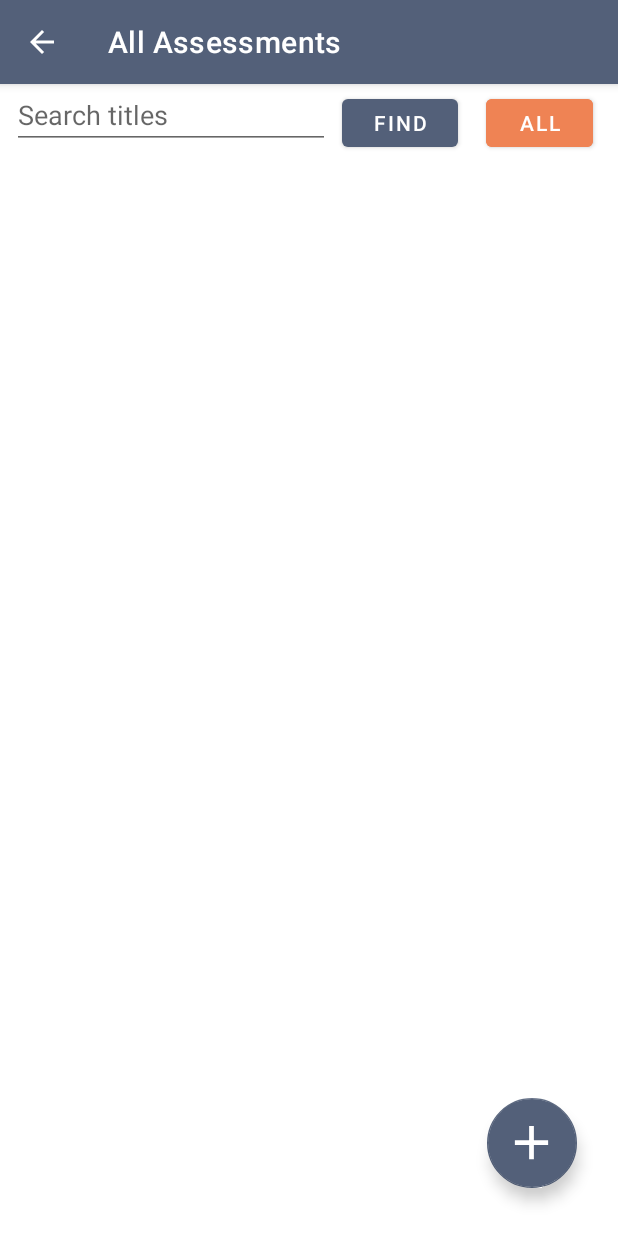
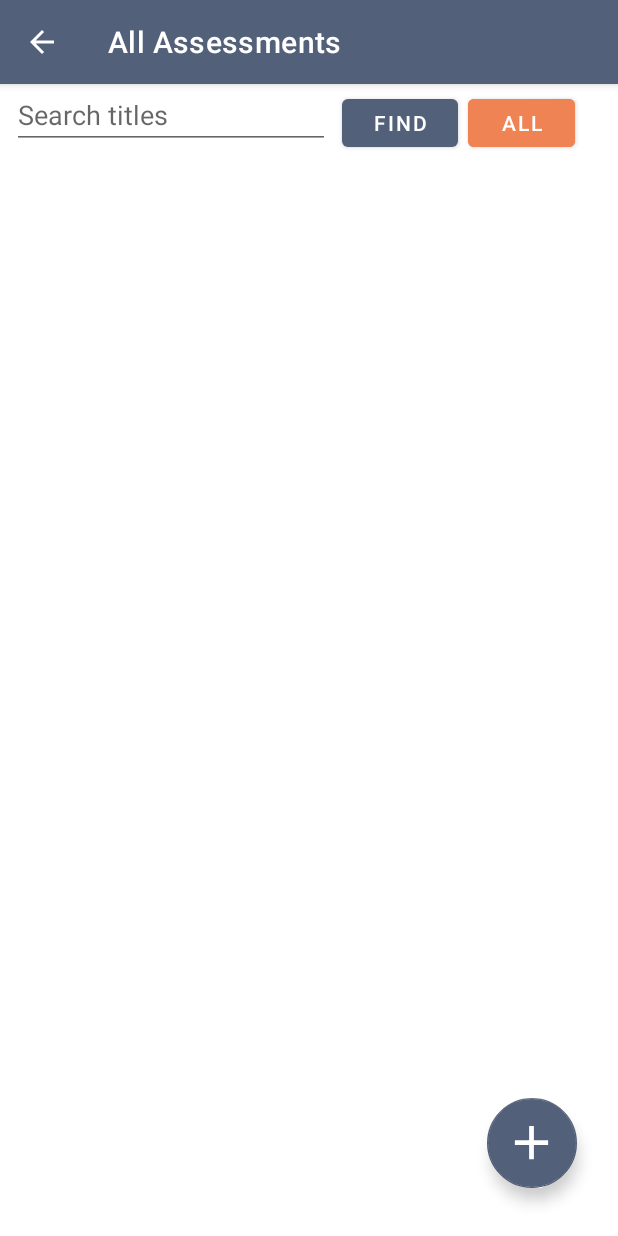
Before and after one commit to emersonlebleu/Degree-Planning-App, an Android app: the ListView screen opened directly, with no data from a screen before it, on a phone screen of 412 x 824 dp. Run offline under Robolectric (Android 15) with nearby library versions, the phone set to English and light mode, and no system bars; our stand-ins replace Room's generated code.

Commit message:
Edit button layout

```diff
--- a/app/src/main/res/layout/activity_list_view.xml
+++ b/app/src/main/res/layout/activity_list_view.xml
@@ -10,7 +10,7 @@
         android:id="@+id/allBtn"
         android:layout_width="71dp"
         android:layout_height="44dp"
-        android:layout_marginStart="324dp"
+        android:layout_marginStart="312dp"
         android:layout_marginTop="4dp"
         android:backgroundTint="@color/Mandarin"
         android:onClick="allBtnClick"
```
